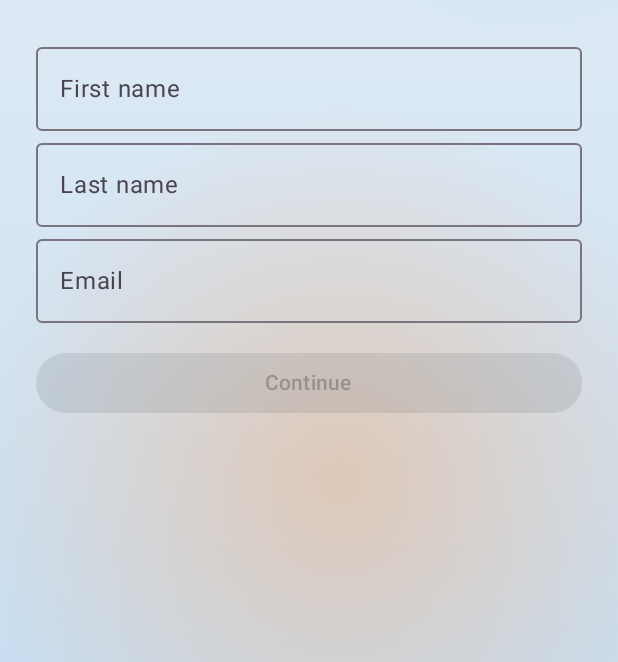
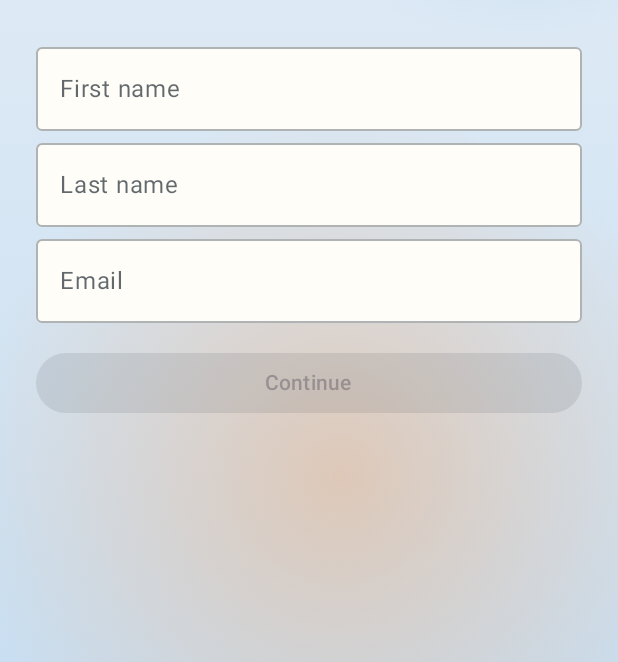
Before and after one commit to r3s0lv343vr/MessageMe, an Android app built with Jetpack Compose: the screen it shows after launch (MainActivity), on a phone screen of 412 x 824 dp, the part 574-1236 px from its top. Run offline under Robolectric (Android 15) with nearby library versions, the phone set to English and light mode, and no system bars; our stand-ins replace Dagger/Hilt's generated code, Firebase (no records; nobody signed in at launch, a user with empty details on screens opened directly), Room's generated code; 2 statements that could not run were skipped.

Commit message:
fix: keep typed text readable, above the keyboard, and tappable
Testers reported white-on-white fields, the keyboard covering the composer,
a frozen month calendar with almost no room for the task list, and titles
that did not open the letter. Keep the existing screens and only correct
those four behaviors.

Co-authored-by: r3s0lv343vr <r3s0lv343vr@users.noreply.github.com>

```diff
--- a/app/src/main/java/com/unbound/messageme/ui/onboarding/OnboardingScreen.kt
+++ b/app/src/main/java/com/unbound/messageme/ui/onboarding/OnboardingScreen.kt
@@ -35,6 +35,7 @@ import com.unbound.messageme.ui.components.WatercolorBackground
 import com.unbound.messageme.ui.theme.Ink
 import com.unbound.messageme.ui.theme.WaterBlue
 import com.unbound.messageme.ui.theme.WaterBlueDeep
+import com.unbound.messageme.ui.theme.readableOutlinedTextFieldColors
 
 @Composable
 fun OnboardingScreen(
@@ -50,6 +51,7 @@ fun OnboardingScreen(
 
     val preview = ProfileOnboarding.validate(firstName, lastName, email)
     val canContinue = preview.ok
+    val fieldColors = readableOutlinedTextFieldColors()
 
     fun submit() {
         attempted = true
@@ -107,6 +109,7 @@ fun OnboardingScreen(
                 isError = firstError != null || (attempted && preview.firstNameError != null),
                 supportingText = (firstError ?: preview.firstNameError.takeIf { attempted })?.let { { Text(it) } },
                 singleLine = true,
+                colors = fieldColors,
                 keyboardOptions = KeyboardOptions(
                     capitalization = KeyboardCapitalization.Words,
                     imeAction = ImeAction.Next
@@ -125,6 +128,7 @@ fun OnboardingScreen(
                 isError = lastError != null || (attempted && preview.lastNameError != null),
                 supportingText = (lastError ?: preview.lastNameError.takeIf { attempted })?.let { { Text(it) } },
                 singleLine = true,
+                colors = fieldColors,
                 keyboardOptions = KeyboardOptions(
                     capitalization = KeyboardCapitalization.Words,
                     imeAction = ImeAction.Next
@@ -143,6 +147,7 @@ fun OnboardingScreen(
                 isError = emailError != null || (attempted && preview.emailError != null),
                 supportingText = (emailError ?: preview.emailError.takeIf { attempted })?.let { { Text(it) } },
                 singleLine = true,
+                colors = fieldColors,
                 keyboardOptions = KeyboardOptions(
                     keyboardType = KeyboardType.Email,
                     imeAction = ImeAction.Done
--- a/app/src/main/java/com/unbound/messageme/ui/theme/Theme.kt
+++ b/app/src/main/java/com/unbound/messageme/ui/theme/Theme.kt
@@ -2,6 +2,8 @@ package com.unbound.messageme.ui.theme
 
 import androidx.compose.foundation.isSystemInDarkTheme
 import androidx.compose.material3.MaterialTheme
+import androidx.compose.material3.OutlinedTextFieldDefaults
+import androidx.compose.material3.TextFieldColors
 import androidx.compose.material3.darkColorScheme
 import androidx.compose.material3.lightColorScheme
 import androidx.compose.runtime.Composable
@@ -37,6 +39,24 @@ private val DarkColors = darkColorScheme(
     onError = Foam
 )
 
+/** Dark-on-foam fields so typed text stays readable on light composer/settings surfaces. */
+@Composable
+fun readableOutlinedTextFieldColors(): TextFieldColors = OutlinedTextFieldDefaults.colors(
+    focusedTextColor = Ink,
+    unfocusedTextColor = Ink,
+    disabledTextColor = Ink.copy(alpha = 0.55f),
+    cursorColor = WaterBlue,
+    focusedPlaceholderColor = Ink.copy(alpha = 0.45f),
+    unfocusedPlaceholderColor = Ink.copy(alpha = 0.45f),
+    focusedLabelColor = Ink,
+    unfocusedLabelColor = Ink.copy(alpha = 0.7f),
+    focusedBorderColor = WaterBlue,
+    unfocusedBorderColor = Ink.copy(alpha = 0.35f),
+    focusedContainerColor = Foam,
+    unfocusedContainerColor = Foam,
+    disabledContainerColor = Foam
+)
+
 @Composable
 fun MessageMeTheme(
     darkTheme: Boolean = isSystemInDarkTheme(),
```
Also changed, not shown: app/src/main/java/com/unbound/messageme/MainActivity.kt (+45 -3 lines), app/src/main/java/com/unbound/messageme/domain/InboxLogic.kt (+26 -0 lines), app/src/main/java/com/unbound/messageme/ui/calendar/CalendarScreen.kt (+24 -8 lines), app/src/main/java/com/unbound/messageme/ui/chat/ChatScreen.kt (+29 -12 lines), app/src/main/java/com/unbound/messageme/ui/settings/SettingsScreen.kt (+10 -4 lines), 1 other file.
